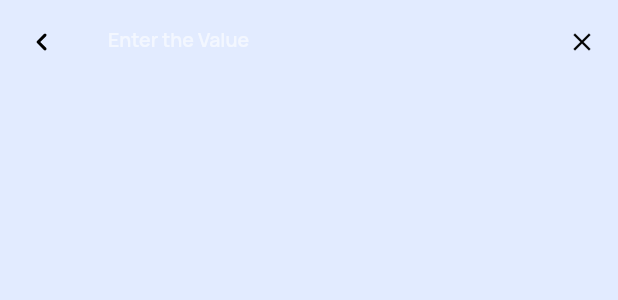
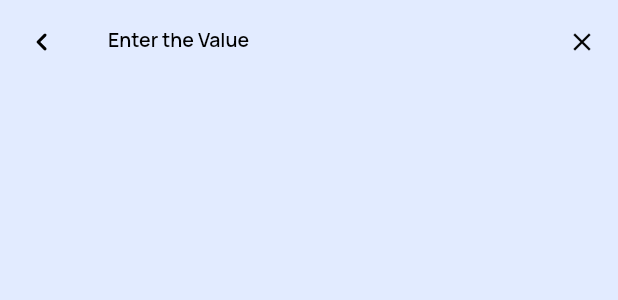
Before and after one commit to NM4ik/weather_app_flutter, a Flutter app: the AddButton widget shown alone on an empty page, opened directly, after a tap on an icon or button, on a phone screen of 412 x 824 dp. Shown: the top 300 px of the screen. Run offline on Flutter 3.47's test engine with Material 2 defaults, Android fonts, the phone set to English and light mode, and no system bars; our stand-ins replace card_swiper, flutter_neumorphic, flutter_spinkit, flutter_svg, google_fonts, shared_preferences and 1 more; accounts and stored records are empty; network calls fail; statements that could not run were skipped.

Commit message:
theme of context, settings

```diff
--- /dev/null
+++ b/Weather_App_Flutter/lib/theme/theme.dart
@@ -0,0 +1,38 @@
+import 'package:flutter/material.dart';
+import 'package:google_fonts/google_fonts.dart';
+
+class MyThemes{
+  static final darkTheme = ThemeData(
+    primaryColor: Colors.white,
+    indicatorColor: const Color(0xffB1B1B1),
+    cardColor: const Color(0xff0D182C),
+    bottomAppBarColor: const Color(0xff071427),
+    dividerColor: Colors.white,
+    dialogBackgroundColor: const Color(0xff0C172B),
+    backgroundColor:  const Color(0xff0D172B),
+    selectedRowColor: const Color(0xffCCCCCC),
+    splashColor: const Color(0xff223B70),
+    highlightColor: const Color(0xff0F1F40),
+    buttonColor: const Color(0xff152A53),
+    hoverColor: Colors.white,
+    canvasColor: const Color(0xff0D172B),
+    hintColor: Colors.white,
+  );
+
+  static final lightTheme = ThemeData(
+    primaryColor: Colors.black,
+    indicatorColor: const Color(0xff5A5A5A),
+    cardColor: const Color(0xffE0E9FD),
+    bottomAppBarColor: const Color(0xffE2EBFF),
+    dividerColor: const Color(0xff038CFE),
+    dialogBackgroundColor: const Color(0xffE2EBFF),
+    backgroundColor:  const Color(0xffE2EBFF),
+    selectedRowColor: Colors.black,
+    splashColor: const Color(0xffCDDAF5),
+    highlightColor: const Color(0xff9CBCFF),
+    buttonColor: const Color(0xffC8DAFF),
+    hoverColor: const Color(0xffE2EBFF),
+    canvasColor: const Color(0xff4B5F88),
+    hintColor: Colors.black,
+  );
+}
--- a/Weather_App_Flutter/lib/ui/main_screen/main_screen.dart
+++ b/Weather_App_Flutter/lib/ui/main_screen/main_screen.dart
@@ -5,6 +5,7 @@ import 'package:provider/provider.dart';
 import 'package:sliding_up_panel/sliding_up_panel.dart';
 import 'package:weather_app_flutter/api/data_sevice.dart';
 import 'package:weather_app_flutter/api/models.dart';
+import 'package:shared_preferences/shared_preferences.dart';
 import 'package:weather_app_flutter/provider/general_provider.dart';
 import 'package:weather_app_flutter/ui/splash/splash-loader.dart';
 import 'package:weather_app_flutter/ui/main_screen/widgets/app_bar_controller.dart';
@@ -21,11 +22,14 @@ class Main extends StatefulWidget {
 class _MainState extends State<Main> {
   final panelController = PanelController();
   late bool isVisible;
+  late final String sharedCity;
+
 
   @override
   Widget build(BuildContext context) {
     return FutureBuilder<Map<String, dynamic>>(
-      future: Provider.of<InitialFunc>(context).loadData(Provider.of<InitialFunc>(context).defaultCityName.toString()),
+      // future: Provider.of<InitialFunc>(context).loadData(sharedCity = prefs.),
+      future: Provider.of<InitialFunc>(context).loadData(),
       builder: (context, snapshot) {
         if (snapshot.connectionState == ConnectionState.done) {
           return Scaffold(
--- a/Weather_App_Flutter/lib/ui/main_screen/widgets/add_button_widget.dart
+++ b/Weather_App_Flutter/lib/ui/main_screen/widgets/add_button_widget.dart
@@ -2,12 +2,13 @@ import 'package:flutter/cupertino.dart';
 import 'package:flutter/material.dart';
 import 'package:flutter_neumorphic/flutter_neumorphic.dart';
 import 'package:flutter_svg/svg.dart';
+import 'package:provider/provider.dart';
+import 'package:weather_app_flutter/provider/general_provider.dart';
 import 'package:weather_app_flutter/ui/search_screen/search.dart';
 import 'package:weather_app_flutter/ui/settings_screen/settings.dart';
 
 class AddButton extends StatelessWidget {
   const AddButton({Key? key}) : super(key: key);
-
 
   @override
   Widget build(BuildContext context) {
@@ -17,19 +18,25 @@ class AddButton extends StatelessWidget {
       child: Neumorphic(
           style: NeumorphicStyle(
               shape: NeumorphicShape.flat,
-              boxShape: NeumorphicBoxShape.roundRect(BorderRadius.circular(100)),
+              boxShape:
+                  NeumorphicBoxShape.roundRect(BorderRadius.circular(100)),
               depth: 2,
               lightSource: LightSource.topLeft,
-              color: Color(0x0161FE)
-          ),
+              color: Color(0x0161FE)),
           child: IconButton(
             padding: EdgeInsets.zero,
-            icon: (SvgPicture.asset("assets/images/icon_add_button.svg", width: 28,)),
-            onPressed: () {Navigator.of(context).push(MaterialPageRoute
-              (builder: (context) => SearchPage(),));},
+            icon: (SvgPicture.asset(
+              "assets/images/icon_add_button.svg",
+              width: 28,
+            )),
+            onPressed: () {
+              Provider.of<SearchList>(context, listen: false).initCities();
+              Navigator.of(context).push(MaterialPageRoute(
+                builder: (context) => SearchPage(),
+              ));
+            },
             iconSize: 30,
-          )
-      ),
+          )),
     );
   }
 }
--- a/Weather_App_Flutter/lib/ui/settings_screen/widgets/settings_screen_card_widget.dart
+++ b/Weather_App_Flutter/lib/ui/settings_screen/widgets/settings_screen_card_widget.dart
@@ -2,6 +2,7 @@ import 'package:flutter/material.dart';
 import 'package:flutter_neumorphic/flutter_neumorphic.dart';
 import 'package:google_fonts/google_fonts.dart';
 import 'package:provider/provider.dart';
+import 'package:shared_preferences/shared_preferences.dart';
 import 'package:weather_app_flutter/provider/settings_provider.dart';
 
 class SettingsCardPageWidget extends StatefulWidget {
@@ -115,6 +116,7 @@ class _SettingsCardPageWidgetState extends State<SettingsCardPageWidget> {
                     onChanged: (index) {
                       setState(() {
                         context.read<SettingProvider>().updateMap(widget.title, index);
+                        Provider.of<SettingProvider>(context, listen: false).addSettingsSharedPref(widget.title, index);
                         toggleIndexes(Provider.of<SettingProvider>(context, listen: false).settingMap, title);
                         // print(index);
                         // toggleIndex = index;
--- a/Weather_App_Flutter/pubspec.yaml
+++ b/Weather_App_Flutter/pubspec.yaml
@@ -40,11 +40,13 @@ dependencies:
   google_fonts: ^2.1.0
   flutter_svg: ^0.23.0+1
   sliding_up_panel: ^2.0.0+1
+#  shared_preferences: ^2.0.9
   provider: ^6.0.1
   intl: ^0.17.0
   flutter_neumorphic:
     git:
       url: https://github.com/tsvillain/Flutter-Neumorphic.git
+  shared_preferences: ^2.0.9
 
 flutter_native_splash:
 
```
Also changed, not shown: Weather_App_Flutter/lib/main.dart (+7 -1 lines), Weather_App_Flutter/lib/provider/general_provider.dart (+68 -12 lines), Weather_App_Flutter/lib/provider/settings_provider.dart (+18 -1 lines), Weather_App_Flutter/lib/ui/favorites_screen/widgets/favorites_card_widget.dart (+23 -4 lines), Weather_App_Flutter/lib/ui/main_screen/widgets/temperature_info_widget.dart (+6 -1 lines), Weather_App_Flutter/lib/ui/navigation_drawer/navigation_drawer.dart (+5 -2 lines), Weather_App_Flutter/lib/ui/navigation_drawer/setting_tabs(FIX).dart (+25 -11 lines), Weather_App_Flutter/pubspec.lock.
